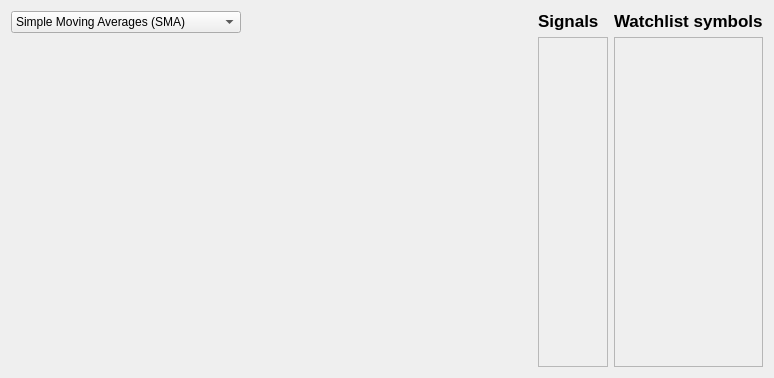
Above: src/gui/strategypage.ui from guruprerana/trading-platform-pp before the change. Below: the same form after it.
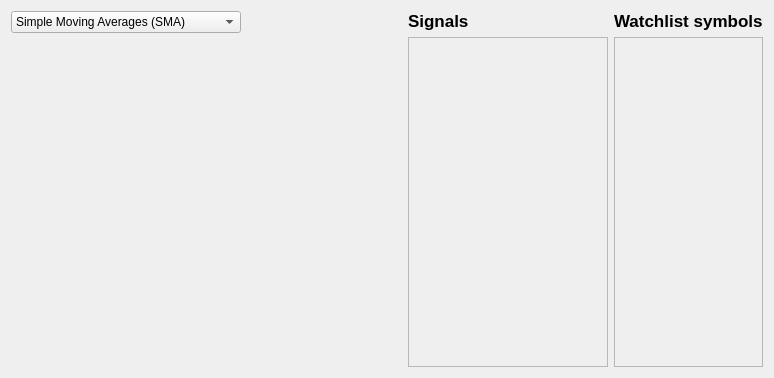
That is the form after the change.

Diff of the .ui file:
```diff
--- a/src/gui/strategypage.ui
+++ b/src/gui/strategypage.ui
@@ -16,6 +16,12 @@
     <verstretch>0</verstretch>
    </sizepolicy>
   </property>
+  <property name="minimumSize">
+   <size>
+    <width>200</width>
+    <height>0</height>
+   </size>
+  </property>
   <property name="windowTitle">
    <string>Form</string>
   </property>
@@ -116,6 +122,12 @@
          <verstretch>0</verstretch>
         </sizepolicy>
        </property>
+       <property name="minimumSize">
+        <size>
+         <width>200</width>
+         <height>0</height>
+        </size>
+       </property>
        <property name="font">
         <font>
          <pointsize>13</pointsize>
@@ -144,10 +156,16 @@
          <rect>
           <x>0</x>
           <y>0</y>
-          <width>68</width>
-          <height>330</height>
+          <width>18</width>
+          <height>18</height>
          </rect>
         </property>
+        <property name="sizePolicy">
+         <sizepolicy hsizetype="Fixed" vsizetype="Fixed">
+          <horstretch>0</horstretch>
+          <verstretch>0</verstretch>
+         </sizepolicy>
+        </property>
         <layout class="QVBoxLayout" name="verticalLayout_8"/>
        </widget>
       </widget>
```
